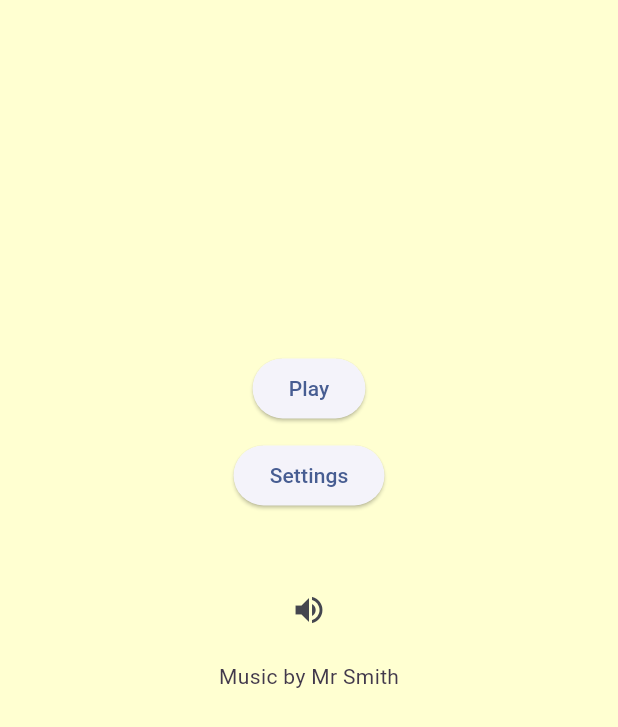
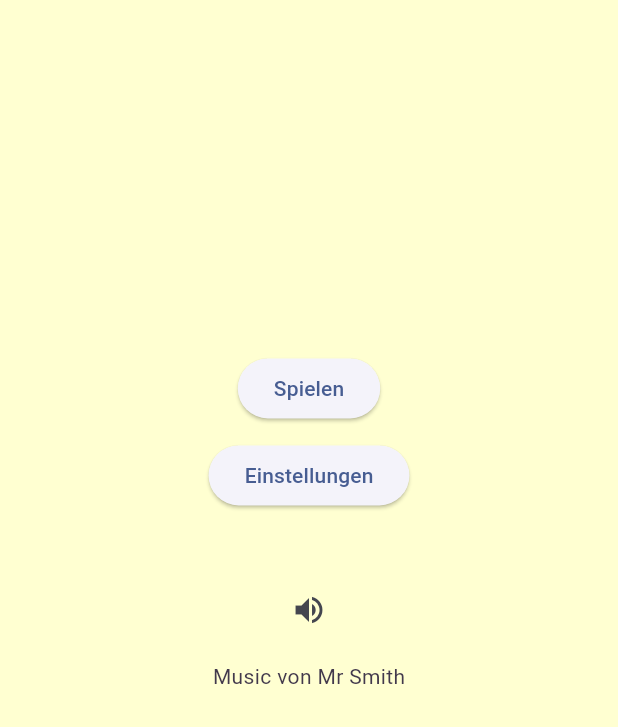
Before and after one commit to Paradoxianer/flying_words, a Flutter app: the screen it shows after launch, on a phone screen of 412 x 824 dp, the part 509-1236 px from its top. Run offline on Flutter 3.47's test engine with Material 2 defaults, Android fonts, the phone set to English and light mode, and no system bars; our stand-ins replace audioplayers, firebase_core, firebase_crashlytics, go_router, google_mobile_ads, in_app_purchase and 1 more; missing offline and left inert: games_services; accounts and stored records are empty.

Commit message:
Translated some words to german

```diff
--- a/lib/src/main_menu/main_menu_screen.dart
+++ b/lib/src/main_menu/main_menu_screen.dart
@@ -49,7 +49,7 @@ class MainMenuScreen extends StatelessWidget {
                 audioController.playSfx(SfxType.buttonTap);
                 GoRouter.of(context).go('/play');
               },
-              child: const Text('Play'),
+              child: const Text('Spielen'),
             ),
             _gap,
             if (gamesServicesController != null) ...[
@@ -57,7 +57,7 @@ class MainMenuScreen extends StatelessWidget {
                 ready: gamesServicesController.signedIn,
                 child: ElevatedButton(
                   onPressed: () => gamesServicesController.showAchievements(),
-                  child: const Text('Achievements'),
+                  child: const Text('Erfolge'),
                 ),
               ),
               _gap,
@@ -72,7 +72,7 @@ class MainMenuScreen extends StatelessWidget {
             ],
             ElevatedButton(
               onPressed: () => GoRouter.of(context).push('/settings'),
-              child: const Text('Settings'),
+              child: const Text('Einstellungen'),
             ),
             _gap,
             Padding(
@@ -88,7 +88,7 @@ class MainMenuScreen extends StatelessWidget {
               ),
             ),
             _gap,
-            const Text('Music by Mr Smith'),
+            const Text('Music von Mr Smith'),
             _gap,
           ],
         ),
```
